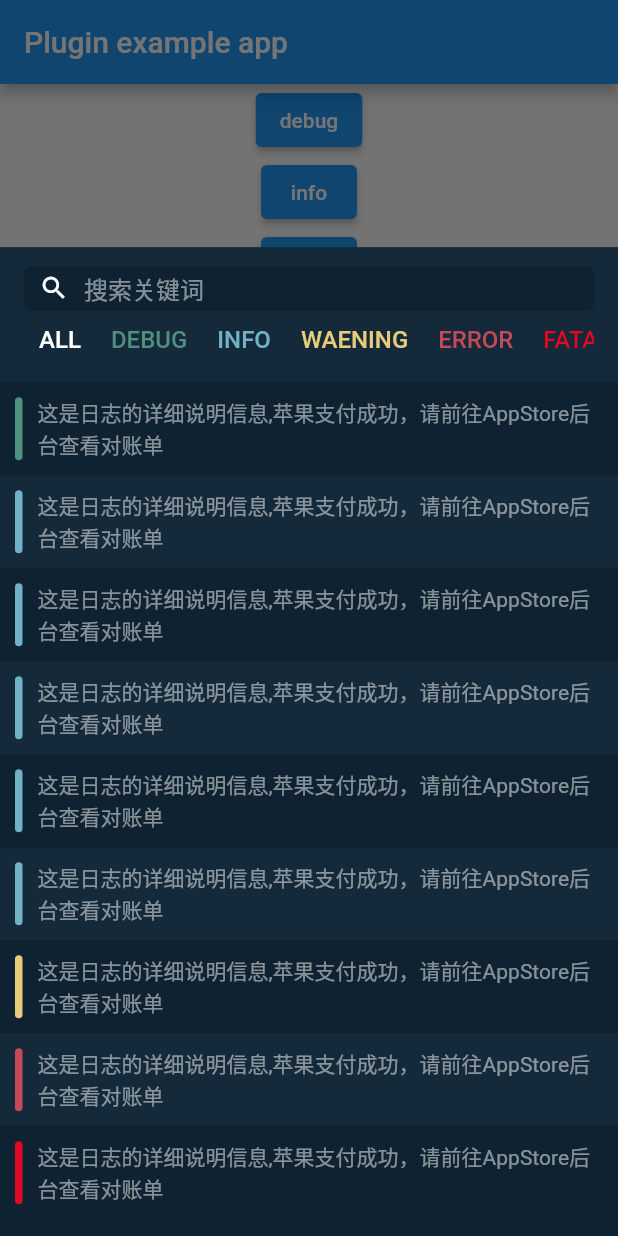
After one commit to coder-dongjiayi/MXLogger, a Flutter app: the screen it shows after launch, after a tap on "分析器", on a phone screen of 412 x 824 dp. The commit adds this screen. Run offline on Flutter 3.47's test engine with Material 2 defaults, Android fonts, the light colour scheme and no system bars; missing offline and left inert: dart:ffi; statements that could not run were skipped.

Commit message:
添加分析器页面

```diff
--- a/flutter_mxlogger/example/lib/main.dart
+++ b/flutter_mxlogger/example/lib/main.dart
@@ -2,7 +2,7 @@
 import 'package:flutter/material.dart';
 
 import 'package:flutter_mxlogger/flutter_mxlogger.dart';
-
+import 'package:flutter_mxlogger/src/mxlogger_analyzer.dart' as Analyzer;
 void main() async{
   WidgetsFlutterBinding.ensureInitialized();
 
@@ -79,13 +79,12 @@ class _MyAppState extends State<MyApp> {
                 logger.error("这是erro数据");
 
               }, child: Text("error")),
-              ElevatedButton(onPressed: () async{
+              Builder(builder: (context){
+                return ElevatedButton(onPressed: (){
+                  Analyzer.show(context);
 
-                for(int i= 0;i < 100000;i++){
-                  logger.info("这是第${i}条数据",tag: "tag");
-                }
-
-              }, child: Text("10万条数据"))
+                }, child: Text("分析器"));
+              })
             ],
           )
         ),
--- /dev/null
+++ b/flutter_mxlogger/lib/src/mxlogger_analyzer.dart
@@ -0,0 +1,92 @@
+import 'package:flutter/material.dart';
+import 'package:flutter_mxlogger/src/widget/log_listview.dart';
+import 'package:flutter_mxlogger/src/widget/search_bar.dart';
+import 'package:flutter_mxlogger/src/theme/mx_theme.dart';
+
+void show(BuildContext context) {
+  showModalBottomSheet(
+      context: context,
+      isScrollControlled: true,
+      backgroundColor: const Color.fromRGBO(0, 0, 0, 0),
+      builder: (_) {
+        return SizedBox(
+          height: MediaQuery.of(context).size.height * 0.8,
+          width: MediaQuery.of(context).size.width,
+          child: const MXLoggerAnalyzer(),
+        );
+      });
+}
+
+class MXLoggerAnalyzer extends StatefulWidget {
+  const MXLoggerAnalyzer({Key? key}) : super(key: key);
+
+  @override
+  _MXLoggerAnalyzerState createState() => _MXLoggerAnalyzerState();
+}
+
+class _MXLoggerAnalyzerState extends State<MXLoggerAnalyzer> {
+
+ late List<Map<String,dynamic>> dataSource;
+  @override
+  void initState() {
+    // TODO: implement initState
+    super.initState();
+    dataSource = [
+      {
+        "level":0,
+        "msg":"这是一条debug信息，请前往AppStore查看对账单"
+      },
+      {
+        "level":1,
+        "msg":"这是一条info信息，请前往AppStore查看对账单"
+      },
+      {
+        "level":1,
+        "msg":"这是一条info信息，请前往AppStore查看对账单"
+      },
+      {
+        "level":1,
+        "msg":"这是一条info信息，请前往AppStore查看对账单"
+      },
+      {
+        "level":1,
+        "msg":"这是一条info信息，请前往AppStore查看对账单"
+      },
+      {
+        "level":1,
+        "msg":"这是一条info信息，请前往AppStore查看对账单"
+      },
+
+      {
+        "level":2,
+        "msg":"这是一条warn信息，请前往AppStore查看对账单"
+      },
+      {
+        "level":3,
+        "msg":"这是一条error信息，请前往AppStore查看对账单"
+      },
+      {
+        "level":4,
+        "msg":"这是一条fatal信息，请前往AppStore查看对账单"
+      }
+    ];
+  }
+  @override
+  Widget build(BuildContext context) {
+    return Scaffold(
+      backgroundColor: MXTheme.themeColor,
+      appBar: AppBar(
+        leadingWidth: 0,
+        toolbarHeight: 90,
+        backgroundColor: MXTheme.itemBackground,
+        elevation: 0,
+        leading: const SizedBox(),
+        title: const SearchBar(),
+      ),
+      body: LogListView(
+        dataSource: dataSource,
+      ),
+
+    );
+  }
+}
--- /dev/null
+++ b/flutter_mxlogger/lib/src/theme/mx_theme.dart
@@ -0,0 +1,31 @@
+import 'package:flutter/material.dart';
+
+
+class MXTheme{
+  static Color white =  Colors.white;
+  static Color themeColor = const Color.fromRGBO(14, 34, 49, 1);
+  static Color itemBackground = const Color.fromRGBO(34, 57, 75, 0.3);
+  static Color text = const Color.fromRGBO(255, 255, 255, 0.5);
+  static Color debug = const Color.fromRGBO(81, 143, 127, 1);
+  static Color info = const Color.fromRGBO(113, 179, 196, 1);
+  static Color warn = const Color.fromRGBO(233, 204, 123, 1);
+  static Color error = const Color.fromRGBO(197, 73, 88, 1);
+  static Color fatal = const Color.fromRGBO(226, 7, 35, 1);
+
+  static Color colorLevel(int level){
+    switch(level){
+      case 0:
+        return MXTheme.debug;
+      case 1:
+        return MXTheme.info;
+      case 2:
+        return MXTheme.warn;
+      case 3:
+        return MXTheme.error;
+      case 4:
+        return MXTheme.fatal;
+      default:
+        return MXTheme.white;
+    }
+  }
+}
--- /dev/null
+++ b/flutter_mxlogger/lib/src/widget/log_listview.dart
@@ -0,0 +1,57 @@
+import 'package:flutter/material.dart';
+import 'package:flutter_mxlogger/src/theme/mx_theme.dart';
+
+class LogListView extends StatefulWidget {
+   LogListView({Key? key,this.dataSource}) : super(key: key);
+   List<Map<String,dynamic>>? dataSource;
+  @override
+  _LogListViewState createState() => _LogListViewState();
+}
+
+class _LogListViewState extends State<LogListView> {
+  @override
+  Widget build(BuildContext context) {
+    if(widget.dataSource == null) return const SizedBox();
+    return ListView.builder(
+        itemCount: widget.dataSource!.length,
+        itemBuilder: (context, index) {
+          Map<String,dynamic> map =  widget.dataSource![index];
+          return Container(
+            padding: const EdgeInsets.fromLTRB(10, 10, 10, 10),
+            color:
+                index % 2 == 0 ? MXTheme.themeColor : MXTheme.itemBackground,
+
+            child: _item(msg: map["msg"],level: map["level"]),
+          );
+        });
+  }
+
+  Widget _item({required String msg,required int level}) {
+    return Stack(
+      children: [
+        Padding(
+          padding: const EdgeInsets.only(left: 15),
+          child: Text(
+            "这是日志的详细说明信息,苹果支付成功，请前往AppStore后台查看对账单",
+            maxLines: 2,
+            overflow: TextOverflow.ellipsis,
+            style: TextStyle(color: MXTheme.text),
+          ),
+        ),
+        Positioned(
+            left: 0,
+            top: 0,
+            bottom: 0,
+            width: 5,
+            child: Container(
+             decoration: BoxDecoration(
+               color: MXTheme.colorLevel(level),
+               borderRadius: const BorderRadius.all(Radius.circular(3))
+             ),
+            ))
+      ],
+    );
+  }
+
+
+}
--- /dev/null
+++ b/flutter_mxlogger/lib/src/widget/search_bar.dart
@@ -0,0 +1,102 @@
+import 'package:flutter/material.dart';
+
+import 'package:flutter_mxlogger/src/theme/mx_theme.dart';
+class SearchBar extends StatefulWidget {
+  const SearchBar({Key? key}) : super(key: key);
+
+  @override
+  _SearchBarState createState() => _SearchBarState();
+}
+
+class _SearchBarState extends State<SearchBar> {
+  final List<Map<String,dynamic>> _levels = [
+    {
+      "level":"ALL",
+      "color":MXTheme.white
+    },
+    {
+      "level":"DEBUG",
+      "color":MXTheme.debug,
+    },
+    {
+      "level":"INFO",
+      "color":MXTheme.info,
+    },
+    {
+      "level":"WAENING",
+      "color":MXTheme.warn,
+    },
+    {
+      "level":"ERROR",
+      "color":MXTheme.error,
+    },
+    {
+      "level":"FATAL",
+      "color":MXTheme.fatal,
+    }
+  ];
+  @override
+  Widget build(BuildContext context) {
+    return Container(
+      child:Column(
+        children: [
+          _search(),
+          _level()
+        ],
+      ),
+
+    );
+  }
+  Widget _level(){
+    return SizedBox(
+      height: 35,
+      child: ListView(
+        scrollDirection:Axis.horizontal,
+        children: _levels.map((e){
+          return _button(e["level"],e["color"]);
+        }).toList(),
+      ),
+    );
+  }
+
+  Widget _button(String text,Color textColor){
+    return Container(
+      padding: const EdgeInsets.only(left: 10,right: 10,bottom: 5,top: 10),
+      child: Column(
+        children: [
+          Text(text,style: TextStyle(color: textColor,fontSize: 16))
+        ],
+      ),
+    );
+  }
+  Widget _search(){
+
+    return Container(
+      alignment: Alignment.center,
+      decoration: BoxDecoration(
+        color: MXTheme.themeColor,
+        borderRadius: BorderRadius.all(Radius.circular(5))
+      ),
+      height: 30,
+      child: Row(
+        children:  [
+          const SizedBox(width: 10),
+          const Icon(Icons.search,size: 20),
+          const SizedBox(width: 10),
+          Expanded(child: TextField(
+            style: TextStyle(
+              color: MXTheme.white
+            ),
+
+            decoration: InputDecoration(
+              isCollapsed: true,
+              hintText: "搜索关键词",
+              hintStyle: TextStyle(color: MXTheme.text),
+              border: InputBorder.none,
+            ),
+          ))
+        ],
+      ),
+    );
+  }
+}
```
Also changed, not shown: flutter_mxlogger/lib/flutter_mxlogger.dart (+72 -66 lines), flutter_mxlogger/lib/src/mxlogger_data_page.dart (added, +18 -0 lines), 10 other files.
